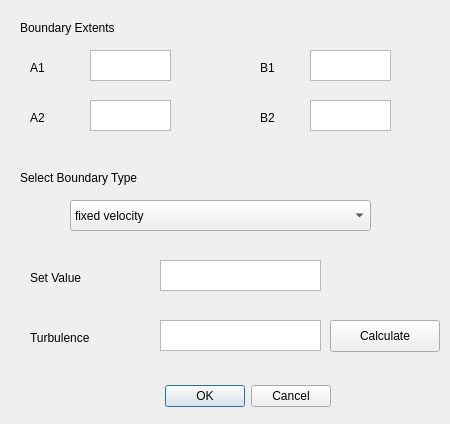
First picture: the form in gui/sboundary.ui, repository civilcfd/Civil-CFD, before the edit.
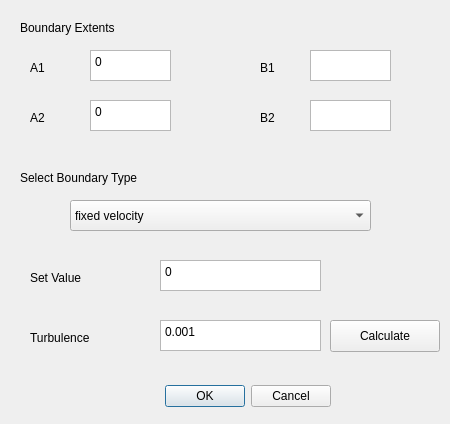
Second picture: the form after the edit.

Patch:
```diff
--- a/gui/sboundary.ui
+++ b/gui/sboundary.ui
@@ -110,6 +110,9 @@
    <property name="verticalScrollBarPolicy">
     <enum>Qt::ScrollBarAlwaysOff</enum>
    </property>
+   <property name="plainText">
+    <string>0</string>
+   </property>
   </widget>
   <widget class="QPlainTextEdit" name="turbulence">
    <property name="geometry">
@@ -123,6 +126,9 @@
    <property name="verticalScrollBarPolicy">
     <enum>Qt::ScrollBarAlwaysOff</enum>
    </property>
+   <property name="plainText">
+    <string>0.001</string>
+   </property>
   </widget>
   <widget class="QLabel" name="label_3">
    <property name="geometry">
@@ -175,6 +181,9 @@
    <property name="verticalScrollBarPolicy">
     <enum>Qt::ScrollBarAlwaysOff</enum>
    </property>
+   <property name="plainText">
+    <string>0</string>
+   </property>
   </widget>
   <widget class="QLabel" name="B1">
    <property name="geometry">
@@ -246,6 +255,9 @@
    <property name="verticalScrollBarPolicy">
     <enum>Qt::ScrollBarAlwaysOff</enum>
    </property>
+   <property name="plainText">
+    <string>0</string>
+   </property>
   </widget>
   <widget class="QLabel" name="A2">
    <property name="geometry">
```
